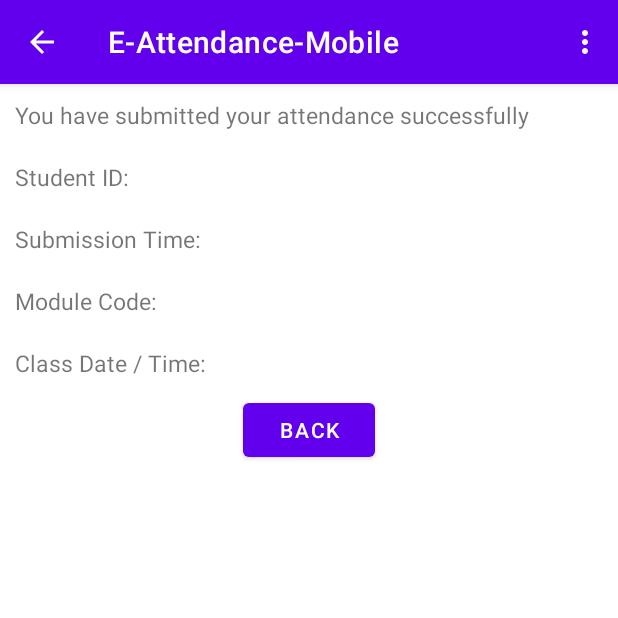
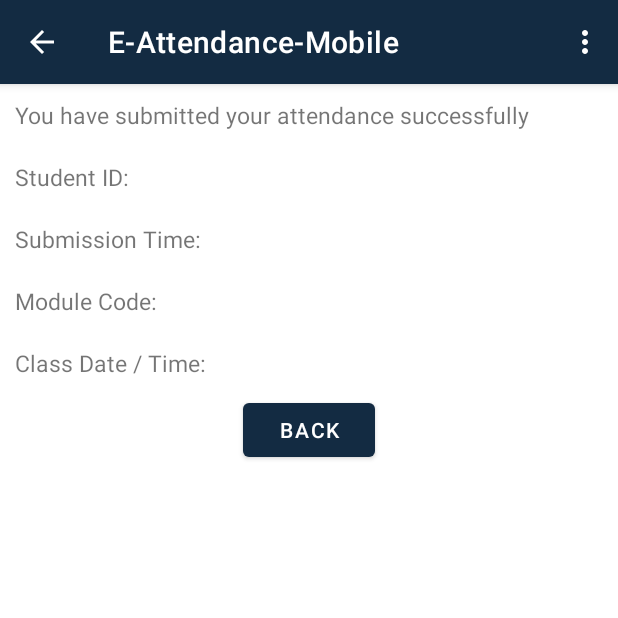
Before and after one commit to SA52-TEAM03/e-attendance-mobile, an Android app: the AttendanceSuccessActivity screen opened directly, with no data from a screen before it, on a phone screen of 412 x 824 dp, the top half of it. Run offline under Robolectric (Android 15) with nearby library versions, the phone set to English and light mode, and no system bars; 2 statements that could not run were skipped.

Commit message:
change color theme

```diff
--- a/app/src/main/java/sa52/team03/adproject/CommonUtils/RetrofitClient.java
+++ b/app/src/main/java/sa52/team03/adproject/CommonUtils/RetrofitClient.java
@@ -5,7 +5,7 @@ import retrofit2.converter.gson.GsonConverterFactory;
 
 public class RetrofitClient {
 
-    private static final String SERVER_URL = "http://localhost:8080/";
+    private static final String SERVER_URL = "https://sa52-e-attendance-backend.herokuapp.com/";
     private static final String FACE_ID_URL = "https://aip.baidubce.com/rest/2.0/face/v3/";
     private static RetrofitClient faceIdClient;
     private static RetrofitClient serverClient;
--- a/app/src/main/res/values/colors.xml
+++ b/app/src/main/res/values/colors.xml
@@ -1,7 +1,7 @@
 <?xml version="1.0" encoding="utf-8"?>
 <resources>
     <color name="purple_200">#FFBB86FC</color>
-    <color name="purple_500">#FF6200EE</color>
+    <color name="purple_500">#132B42</color>
     <color name="purple_700">#FF3700B3</color>
     <color name="teal_200">#FF03DAC5</color>
     <color name="teal_700">#FF018786</color>
--- a/app/src/main/res/xml/network_security_config.xml
+++ b/app/src/main/res/xml/network_security_config.xml
@@ -1,6 +1,6 @@
 <?xml version ="1.0" encoding ="utf-8"?>
 <network-security-config>
     <domain-config cleartextTrafficPermitted="true">
-        <domain includeSubdomains="true">Put your IP Address Here</domain>
+        <domain includeSubdomains="true">sa52-e-attendance-backend.herokuapp.com</domain>
     </domain-config>
 </network-security-config>
```
